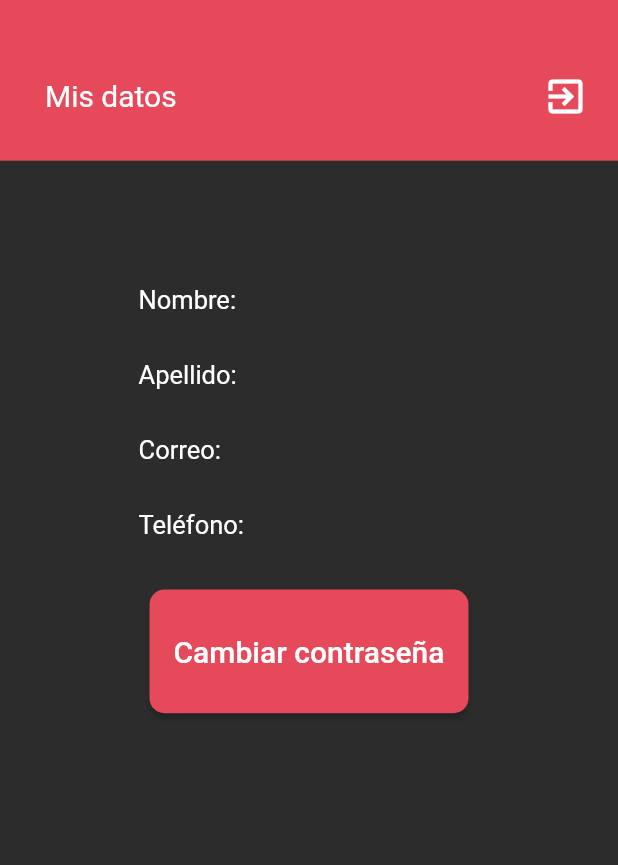
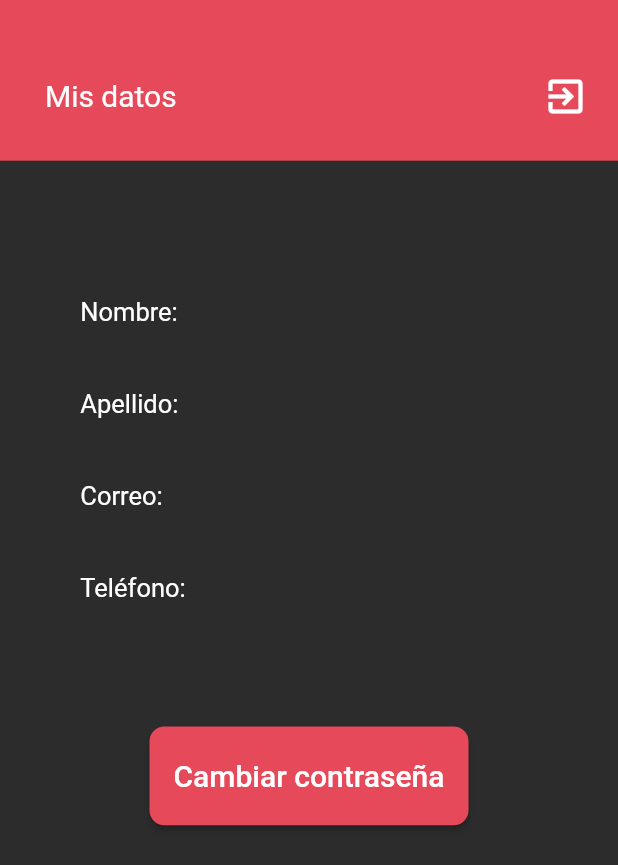
Before and after one commit to Canarygo1/cutHair, a Flutter app: the Info screen opened directly with empty values, on a phone screen of 412 x 824 dp. Shown: the top 865 px of the screen. Run offline on Flutter 3.47's test engine with Material 2 defaults, Android fonts, the phone set to English and light mode, and no system bars; our stand-ins replace carousel_slider, cloud_firestore, firebase_auth, firebase_storage, flutter_calendar_carousel, flutter_spinkit and 4 more; missing offline and left inert: flutter_facebook_login; accounts and stored records are empty.

Commit message:
refactor: cambios visuales en la pantalla de datos de user

```diff
--- a/lib/ui/Pages/info/info.dart
+++ b/lib/ui/Pages/info/info.dart
@@ -38,7 +38,7 @@
             borderRadius: BorderRadius.circular(10.0),
           ),
         ),
-        height: MediaQuery.of(context).size.height * 0.10,
+        height: MediaQuery.of(context).size.height * 0.08,
         buttonColor: Color.fromRGBO(230, 73, 90, 1),
       ),
     );
@@ -73,19 +73,16 @@
           ],
         ),
         Container(
-          padding: EdgeInsets.fromLTRB(
-              MediaQuery.of(context).size.width * 0.2,
-              MediaQuery.of(context).size.height * 0.04,
-              0.0,
-              MediaQuery.of(context).size.height * 0.04),
+          padding: EdgeInsets.all(MediaQuery.of(context).size.width * 0.1),
           child: Column(
             children: <Widget>[
               Padding(
-                padding: EdgeInsets.only(left: 10.0, bottom: 30.0),
+                padding: EdgeInsets.only(left: MediaQuery.of(context).size.width* 0.03,
+                    bottom: MediaQuery.of(context).size.width* 0.1),
                 child: Row(
                   children: <Widget>[
                     Container(
-                      margin: EdgeInsets.only(right: 30.0),
+                      margin: EdgeInsets.only(right: MediaQuery.of(context).size.width* 0.06),
                       child: Text("Nombre: ",
                           style:
                               TextStyle(color: Colors.white, fontSize: 17.0)),
@@ -100,11 +97,12 @@
                 ),
               ),
               Padding(
-                padding: EdgeInsets.only(left: 10.0, bottom: 30.0),
+                padding: EdgeInsets.only(left: MediaQuery.of(context).size.width* 0.03,
+                    bottom: MediaQuery.of(context).size.width* 0.1),
                 child: Row(
                   children: <Widget>[
                     Container(
-                      margin: EdgeInsets.only(right: 30.0),
+                      margin: EdgeInsets.only(right: MediaQuery.of(context).size.width* 0.06),
                       child: Text("Apellido: ",
                           style:
                               TextStyle(color: Colors.white, fontSize: 17.0)),
@@ -119,11 +117,12 @@
                 ),
               ),
               Padding(
-                padding: EdgeInsets.only(left: 10.0, bottom: 30.0),
+                padding: EdgeInsets.only(left: MediaQuery.of(context).size.width* 0.03,
+                    bottom: MediaQuery.of(context).size.width* 0.1),
                 child: Row(
                   children: <Widget>[
                     Container(
-                      margin: EdgeInsets.only(right: 40.0),
+                      margin: EdgeInsets.only(right: MediaQuery.of(context).size.width* 0.09),
                       child: Text("Correo: ",
                           style:
                               TextStyle(color: Colors.white, fontSize: 17.0)),
@@ -138,11 +137,12 @@
                 ),
               ),
               Padding(
-                padding: EdgeInsets.only(left: 10.0, bottom: 0.0),
+                padding: EdgeInsets.only(left: MediaQuery.of(context).size.width* 0.03,
+                    bottom: MediaQuery.of(context).size.width* 0.1),
                 child: Row(
                   children: <Widget>[
                     Container(
-                      margin: EdgeInsets.only(right: 25.0),
+                      margin: EdgeInsets.only(right: MediaQuery.of(context).size.width* 0.06),
                       child: Text("Teléfono: ",
                           style:
                               TextStyle(color: Colors.white, fontSize: 17.0)),
```
